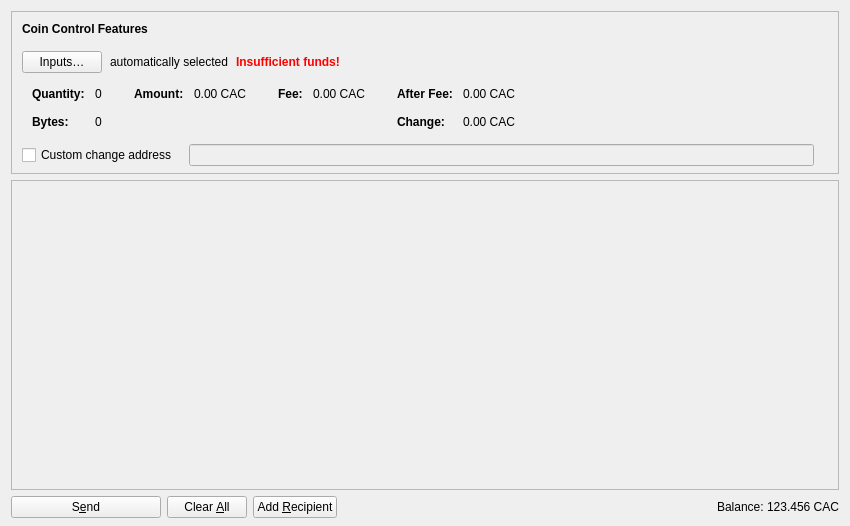
Before: the Qt Designer form firstislamiccoin-core/src/qt/forms/sendcoinsdialog.ui in firstislamiccoin/firstislamiccoin, drawn with Qt 5.
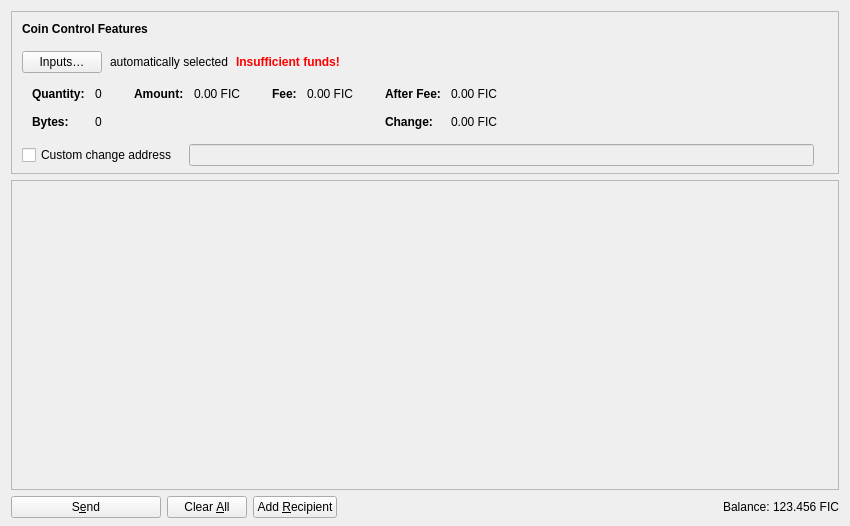
After: the same form once the commit is applied. Icons and pictures are not drawn. Custom widgets are drawn as their Qt base class.

What changed in the file:
```diff
--- a/firstislamiccoin-core/src/qt/forms/sendcoinsdialog.ui
+++ b/firstislamiccoin-core/src/qt/forms/sendcoinsdialog.ui
@@ -318,7 +318,7 @@
                   <enum>Qt::ActionsContextMenu</enum>
                  </property>
                  <property name="text">
-                  <string notr="true">0.00 CAC</string>
+                  <string notr="true">0.00 FIC</string>
                  </property>
                  <property name="textInteractionFlags">
                   <set>Qt::LinksAccessibleByMouse|Qt::TextSelectableByKeyboard|Qt::TextSelectableByMouse</set>
@@ -369,7 +369,7 @@
                   <enum>Qt::ActionsContextMenu</enum>
                  </property>
                  <property name="text">
-                  <string notr="true">0.00 CAC</string>
+                  <string notr="true">0.00 FIC</string>
                  </property>
                  <property name="textInteractionFlags">
                   <set>Qt::LinksAccessibleByMouse|Qt::TextSelectableByKeyboard|Qt::TextSelectableByMouse</set>
@@ -423,7 +423,7 @@
                   <enum>Qt::ActionsContextMenu</enum>
                  </property>
                  <property name="text">
-                  <string notr="true">0.00 CAC</string>
+                  <string notr="true">0.00 FIC</string>
                  </property>
                  <property name="textInteractionFlags">
                   <set>Qt::LinksAccessibleByMouse|Qt::TextSelectableByKeyboard|Qt::TextSelectableByMouse</set>
@@ -452,7 +452,7 @@
                   <enum>Qt::ActionsContextMenu</enum>
                  </property>
                  <property name="text">
-                  <string notr="true">0.00 CAC</string>
+                  <string notr="true">0.00 FIC</string>
                  </property>
                  <property name="textInteractionFlags">
                   <set>Qt::LinksAccessibleByMouse|Qt::TextSelectableByKeyboard|Qt::TextSelectableByMouse</set>
@@ -698,7 +698,7 @@
           <cursorShape>IBeamCursor</cursorShape>
          </property>
          <property name="text">
-          <string notr="true">123.456 CAC</string>
+          <string notr="true">123.456 FIC</string>
          </property>
          <property name="textInteractionFlags">
           <set>Qt::LinksAccessibleByMouse|Qt::TextSelectableByKeyboard|Qt::TextSelectableByMouse</set>
```
